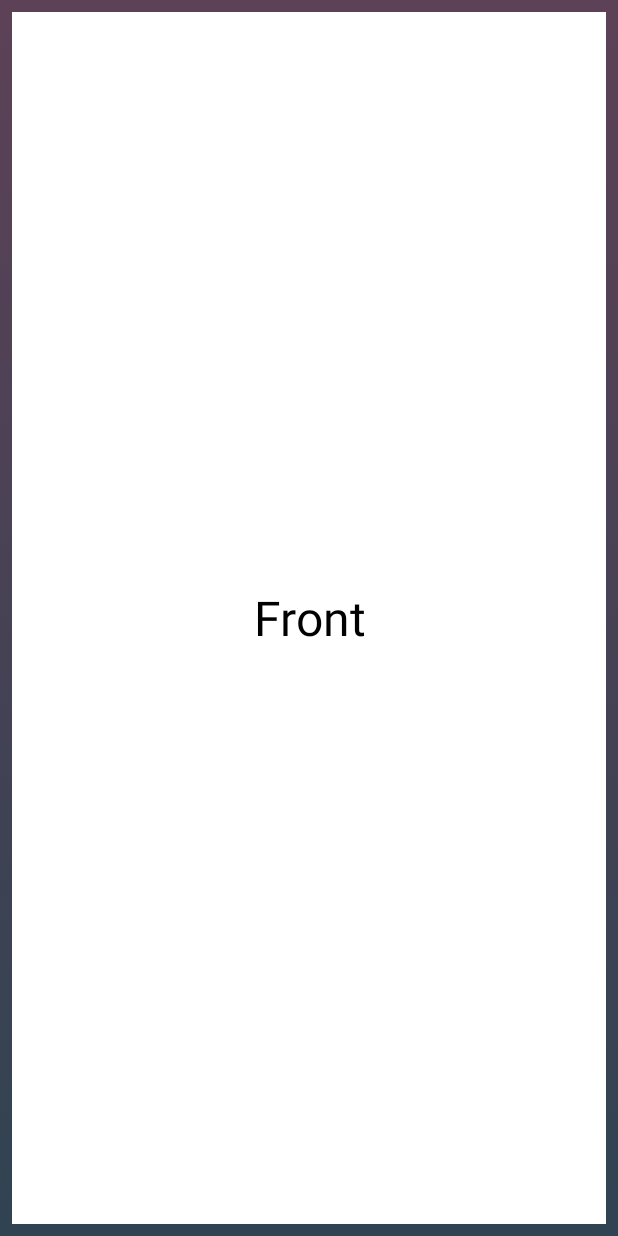
After one commit to mattrusso9037/Flashcards, an Android app: the layout fragment_flashcard_front.xml on its own in the app's theme, with its tools: preview values and no code run, on a phone screen of 412 x 824 dp. The commit adds this screen. Run offline under Robolectric (Android 15) with nearby library versions, the phone set to English and light mode, and no system bars.

Commit message:
Flipping a flashcard is now animated

```diff
--- a/mobile/build.gradle
+++ b/mobile/build.gradle
@@ -38,4 +38,5 @@ dependencies {
     androidTestImplementation 'com.android.support.test.espresso:espresso-core:3.0.1'
     implementation 'com.google.android.gms:play-services-wearable:12.0.0'
     implementation project(':mylibrary')
+    compile 'com.wajahatkarim3.EasyFlipView:EasyFlipView:2.0.5'
 }
--- /dev/null
+++ b/mobile/src/main/res/layout/fragment_flashcard_front.xml
@@ -0,0 +1,27 @@
+<?xml version="1.0" encoding="utf-8"?>
+<FrameLayout
+    xmlns:android="http://schemas.android.com/apk/res/android"
+    xmlns:tools="http://schemas.android.com/tools"
+    android:id="@+id/flashcard_front"
+    android:layout_width="match_parent"
+    android:layout_height="match_parent"
+    tools:background="@drawable/gradient_background">
+
+    <ScrollView
+        android:layout_width="match_parent"
+        android:layout_height="match_parent"
+        android:layout_margin="8dp"
+        android:background="@android:color/white"
+        android:fillViewport="true"
+        android:scrollbars="vertical">
+
+        <TextView
+            android:id="@+id/flashcard_front_textview"
+            android:layout_width="match_parent"
+            android:layout_height="match_parent"
+            android:gravity="center_horizontal|center_vertical"
+            android:textColor="@android:color/black"
+            android:textSize="@dimen/txt_sp_flashcard_viewer_text_size"
+            tools:text="Front" />
+    </ScrollView>
+</FrameLayout>
```
Also changed, not shown: mobile/src/main/java/com/matt/flashcards/FlashcardFragment.java (+20 -13 lines), mobile/src/main/res/layout/fragment_flashcard.xml (+11 -25 lines), mobile/src/main/res/layout/fragment_flashcard_back.xml (added, +27 -0 lines).
